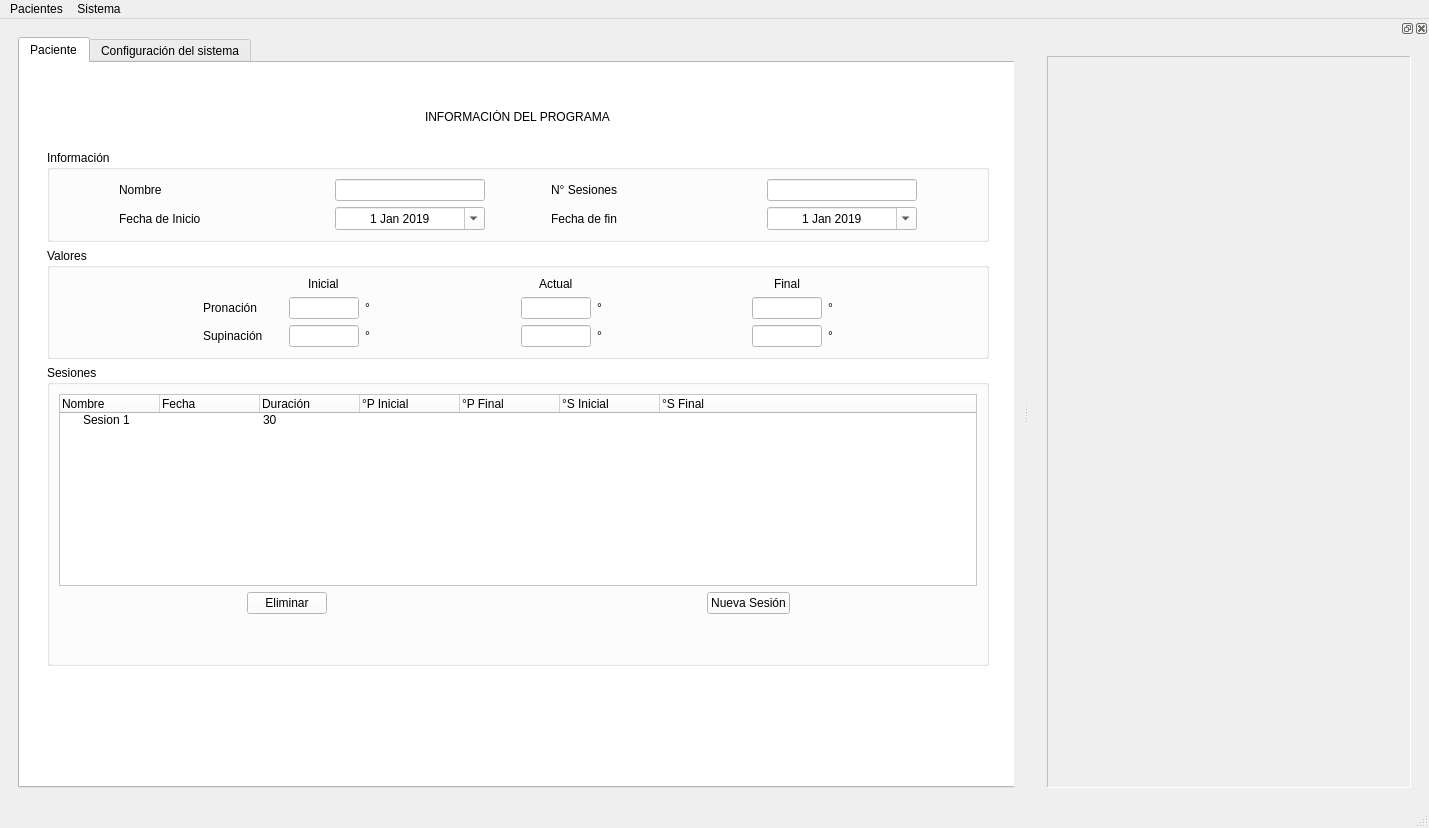
The window that interfaz.ui (dandrue/Interfaz) describes before a commit, drawn with Qt 5.
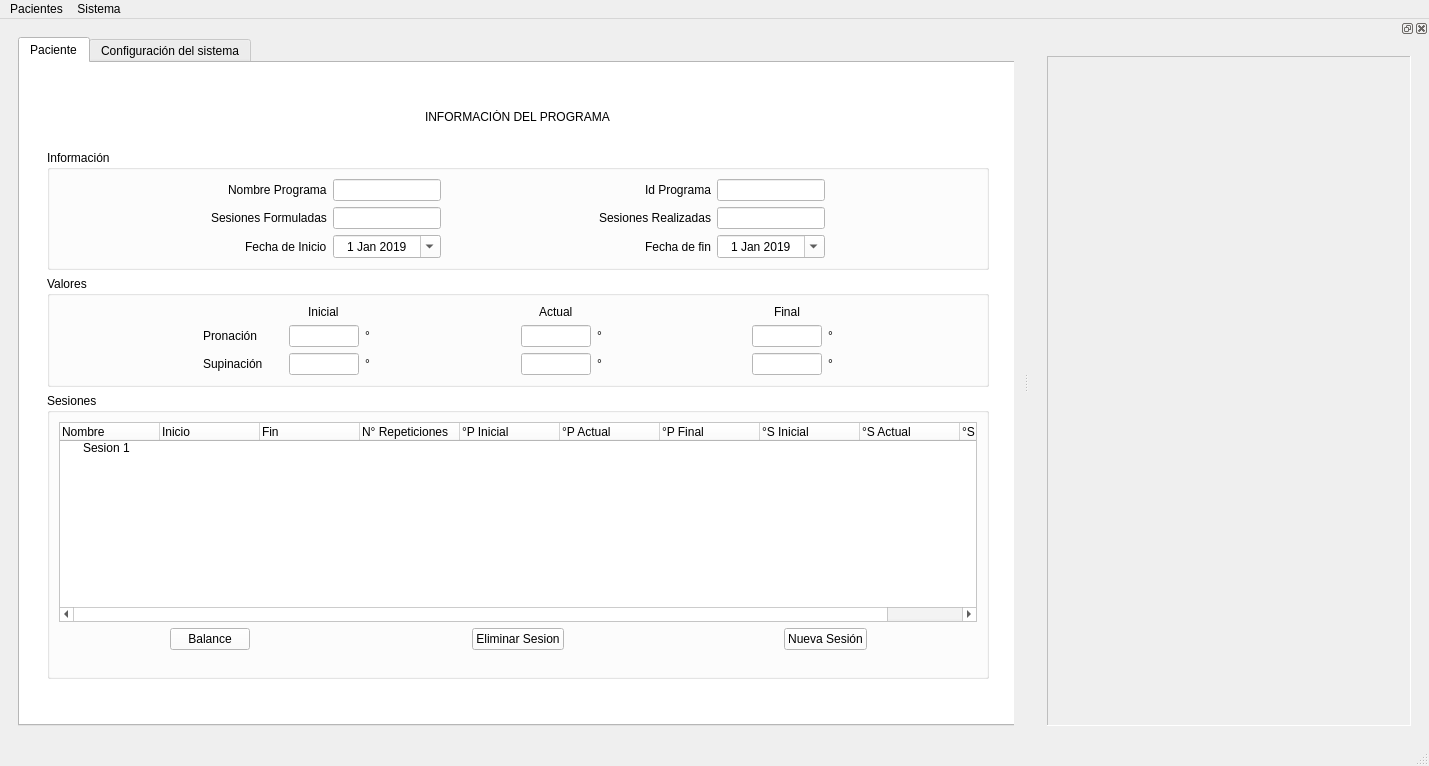
The same window after the commit. The open tabs and pages were chosen to show the change. Icons and pictures are not drawn. Custom widgets are drawn as their Qt base class.

Diff of the .ui file:
```diff
--- a/interfaz.ui
+++ b/interfaz.ui
@@ -10,7 +10,7 @@
     <x>0</x>
     <y>0</y>
     <width>1429</width>
-    <height>828</height>
+    <height>766</height>
    </rect>
   </property>
   <property name="sizePolicy">
@@ -2602,7 +2602,7 @@
                        <x>0</x>
                        <y>0</y>
                        <width>958</width>
-                       <height>689</height>
+                       <height>627</height>
                       </rect>
                      </property>
                      <layout class="QGridLayout" name="gridLayout_41">
@@ -2612,7 +2612,26 @@
                          <string>Información</string>
                         </property>
                         <layout class="QGridLayout" name="gridLayout_25">
-                         <item row="1" column="0">
+                         <item row="2" column="4" alignment="Qt::AlignRight">
+                          <widget class="QLabel" name="label_41">
+                           <property name="sizePolicy">
+                            <sizepolicy hsizetype="Fixed" vsizetype="Preferred">
+                             <horstretch>0</horstretch>
+                             <verstretch>0</verstretch>
+                            </sizepolicy>
+                           </property>
+                           <property name="maximumSize">
+                            <size>
+                             <width>150</width>
+                             <height>16777215</height>
+                            </size>
+                           </property>
+                           <property name="text">
+                            <string>Fecha de fin</string>
+                           </property>
+                          </widget>
+                         </item>
+                         <item row="2" column="1" alignment="Qt::AlignRight">
                           <widget class="QLabel" name="label_40">
                            <property name="sizePolicy">
                             <sizepolicy hsizetype="Fixed" vsizetype="Preferred">
@@ -2631,7 +2650,7 @@
                            </property>
                           </widget>
                          </item>
-                         <item row="1" column="1">
+                         <item row="2" column="2">
                           <widget class="QDateEdit" name="dateEdit_5">
                            <property name="sizePolicy">
                             <sizepolicy hsizetype="Fixed" vsizetype="Fixed">
@@ -2660,26 +2679,7 @@
                            </property>
                           </widget>
                          </item>
-                         <item row="1" column="2">
-                          <widget class="QLabel" name="label_41">
-                           <property name="sizePolicy">
-                            <sizepolicy hsizetype="Fixed" vsizetype="Preferred">
-                             <horstretch>0</horstretch>
-                             <verstretch>0</verstretch>
-                            </sizepolicy>
-                           </property>
-                           <property name="maximumSize">
-                            <size>
-                             <width>150</width>
-                             <height>16777215</height>
-                            </size>
-                           </property>
-                           <property name="text">
-                            <string>Fecha de fin</string>
-                           </property>
-                          </widget>
-                         </item>
-                         <item row="0" column="0">
+                         <item row="0" column="1" alignment="Qt::AlignRight">
                           <widget class="QLabel" name="label_42">
                            <property name="sizePolicy">
                             <sizepolicy hsizetype="Fixed" vsizetype="Preferred">
@@ -2694,59 +2694,11 @@
                             </size>
                            </property>
                            <property name="text">
-                            <string>Nombre</string>
+                            <string>Nombre Programa</string>
                            </property>
                           </widget>
                          </item>
-                         <item row="0" column="1">
-                          <widget class="QLineEdit" name="lineEdit_20">
-                           <property name="sizePolicy">
-                            <sizepolicy hsizetype="Fixed" vsizetype="Fixed">
-                             <horstretch>0</horstretch>
-                             <verstretch>0</verstretch>
-                            </sizepolicy>
-                           </property>
-                           <property name="maximumSize">
-                            <size>
-                             <width>150</width>
-                             <height>16777215</height>
-                            </size>
-                           </property>
-                           <property name="alignment">
-                            <set>Qt::AlignCenter</set>
-                           </property>
-                          </widget>
-                         </item>
-                         <item row="1" column="3">
-                          <widget class="QDateEdit" name="dateEdit_6">
-                           <property name="sizePolicy">
-                            <sizepolicy hsizetype="Fixed" vsizetype="Fixed">
-                             <horstretch>0</horstretch>
-                             <verstretch>0</verstretch>
-                            </sizepolicy>
-                           </property>
-                           <property name="maximumSize">
-                            <size>
-                             <width>150</width>
-                             <height>16777215</height>
-                            </size>
-                           </property>
-                           <property name="alignment">
-                            <set>Qt::AlignCenter</set>
-                           </property>
-                           <property name="minimumDate">
-                            <date>
-                             <year>2019</year>
-                             <month>1</month>
-                             <day>1</day>
-                            </date>
-                           </property>
-                           <property name="calendarPopup">
-                            <bool>true</bool>
-                           </property>
-                          </widget>
-                         </item>
-                         <item row="0" column="2">
+                         <item row="0" column="4" alignment="Qt::AlignRight">
                           <widget class="QLabel" name="label_43">
                            <property name="sizePolicy">
                             <sizepolicy hsizetype="Fixed" vsizetype="Preferred">
@@ -2761,11 +2713,40 @@
                             </size>
                            </property>
                            <property name="text">
-                            <string>N° Sesiones</string>
+                            <string>Id Programa</string>
                            </property>
                           </widget>
                          </item>
-                         <item row="0" column="3">
+                         <item row="2" column="5">
+                          <widget class="QDateEdit" name="dateEdit_6">
+                           <property name="sizePolicy">
+                            <sizepolicy hsizetype="Fixed" vsizetype="Fixed">
+                             <horstretch>0</horstretch>
+                             <verstretch>0</verstretch>
+                            </sizepolicy>
+                           </property>
+                           <property name="maximumSize">
+                            <size>
+                             <width>150</width>
+                             <height>16777215</height>
+                            </size>
+                           </property>
+                           <property name="alignment">
+                            <set>Qt::AlignCenter</set>
+                           </property>
+                           <property name="minimumDate">
+                            <date>
+                             <year>2019</year>
+                             <month>1</month>
+                             <day>1</day>
+                            </date>
+                           </property>
+                           <property name="calendarPopup">
+                            <bool>true</bool>
+                           </property>
+                          </widget>
+                         </item>
+                         <item row="0" column="5">
                           <widget class="QLineEdit" name="lineEdit_21">
                            <property name="sizePolicy">
                             <sizepolicy hsizetype="Fixed" vsizetype="Fixed">
@@ -2784,6 +2765,116 @@
                            </property>
                           </widget>
                          </item>
+                         <item row="0" column="2">
+                          <widget class="QLineEdit" name="lineEdit_20">
+                           <property name="sizePolicy">
+                            <sizepolicy hsizetype="Fixed" vsizetype="Fixed">
+                             <horstretch>0</horstretch>
+                             <verstretch>0</verstretch>
+                            </sizepolicy>
+                           </property>
+                           <property name="maximumSize">
+                            <size>
+                             <width>150</width>
+                             <height>16777215</height>
+                            </size>
+                           </property>
+                           <property name="alignment">
+                            <set>Qt::AlignCenter</set>
+                           </property>
+                          </widget>
+                         </item>
+                         <item row="1" column="0">
+                          <spacer name="horizontalSpacer_39">
+                           <property name="orientation">
+                            <enum>Qt::Horizontal</enum>
+                           </property>
+                           <property name="sizeHint" stdset="0">
+                            <size>
+                             <width>40</width>
+                             <height>20</height>
+                            </size>
+                           </property>
+                          </spacer>
+                         </item>
+                         <item row="1" column="1" alignment="Qt::AlignRight">
+                          <widget class="QLabel" name="label_90">
+                           <property name="text">
+                            <string>Sesiones Formuladas</string>
+                           </property>
+                          </widget>
+                         </item>
+                         <item row="1" column="4" alignment="Qt::AlignRight">
+                          <widget class="QLabel" name="label_91">
+                           <property name="text">
+                            <string>Sesiones Realizadas</string>
+                           </property>
+                          </widget>
+                         </item>
+                         <item row="1" column="5">
+                          <widget class="QLineEdit" name="lineEdit_52">
+                           <property name="sizePolicy">
+                            <sizepolicy hsizetype="Fixed" vsizetype="Fixed">
+                             <horstretch>0</horstretch>
+                             <verstretch>0</verstretch>
+                            </sizepolicy>
+                           </property>
+                           <property name="maximumSize">
+                            <size>
+                             <width>150</width>
+                             <height>16777215</height>
+                            </size>
+                           </property>
+                           <property name="alignment">
+                            <set>Qt::AlignCenter</set>
+                           </property>
+                          </widget>
+                         </item>
+                         <item row="1" column="2">
+                          <widget class="QLineEdit" name="lineEdit_51">
+                           <property name="sizePolicy">
+                            <sizepolicy hsizetype="Fixed" vsizetype="Fixed">
+                             <horstretch>0</horstretch>
+                             <verstretch>0</verstretch>
+                            </sizepolicy>
+                           </property>
+                           <property name="maximumSize">
+                            <size>
+                             <width>150</width>
+                             <height>16777215</height>
+                            </size>
+                           </property>
+                           <property name="alignment">
+                            <set>Qt::AlignCenter</set>
+                           </property>
+                          </widget>
+                         </item>
+                         <item row="1" column="6">
+                          <spacer name="horizontalSpacer_38">
+                           <property name="orientation">
+                            <enum>Qt::Horizontal</enum>
+                           </property>
+                           <property name="sizeHint" stdset="0">
+                            <size>
+                             <width>40</width>
+                             <height>20</height>
+                            </size>
+                           </property>
+                          </spacer>
+                         </item>
+                         <item row="1" column="3">
+                          <spacer name="horizontalSpacer_40">
+                           <property name="orientation">
+                            <enum>Qt::Horizontal</enum>
+                           </property>
+                           <property name="sizeHint" stdset="0">
+                            <size>
+                             <width>40</width>
+                             <height>20</height>
+                            </size>
+                           </property>
+                          </spacer>
+                         </item>
                         </layout>
                        </widget>
                       </item>
@@ -3112,22 +3203,23 @@
                          <string>Sesiones</string>
                         </property>
                         <layout class="QGridLayout" name="gridLayout_27">
-                         <item row="1" column="0" alignment="Qt::AlignHCenter">
-                          <widget class="QPushButton" name="pushButton_24">
-                           <property name="text">
-                            <string>Eliminar</string>
-                           </property>
-                          </widget>
-                         </item>
-                         <item row="1" column="1" alignment="Qt::AlignHCenter">
-                          <widget class="QPushButton" name="pushButton_23">
-                           <property name="text">
-                            <string>Nueva Sesión</string>
-                           </property>
-                          </widget>
-                         </item>
-                         <item row="0" column="0" colspan="2">
+                         <item row="0" column="1" rowspan="5" colspan="3">
                           <widget class="QTreeWidget" name="treeWidget_3">
+                           <property name="minimumSize">
+                            <size>
+                             <width>0</width>
+                             <height>200</height>
+                            </size>
+                           </property>
+                           <property name="maximumSize">
+                            <size>
+                             <width>1200</width>
+                             <height>600</height>
+                            </size>
+                           </property>
+                           <property name="sizeAdjustPolicy">
+                            <enum>QAbstractScrollArea::AdjustToContents</enum>
+                           </property>
                            <column>
                             <property name="text">
                              <string notr="true">Nombre</string>
@@ -3135,12 +3227,17 @@
                            </column>
                            <column>
                             <property name="text">
-                             <string>Fecha</string>
+                             <string>Inicio</string>
                             </property>
                            </column>
                            <column>
                             <property name="text">
-                             <string>Duración</string>
+                             <string>Fin</string>
+                            </property>
+                           </column>
+                           <column>
+                            <property name="text">
+                             <string>N° Repeticiones</string>
                             </property>
                            </column>
                            <column>
@@ -3148,6 +3245,11 @@
                              <string>°P Inicial</string>
                             </property>
                            </column>
+                           <column>
+                            <property name="text">
+                             <string>°P Actual</string>
+                            </property>
+                           </column>
                            <column>
                             <property name="text">
                              <string>°P Final</string>
@@ -3158,6 +3260,11 @@
                              <string>°S Inicial</string>
                             </property>
                            </column>
+                           <column>
+                            <property name="text">
+                             <string>°S Actual</string>
+                            </property>
+                           </column>
                            <column>
                             <property name="text">
                              <string>°S Final</string>
@@ -3167,28 +3274,17 @@
                             <property name="text">
                              <string>Sesion 1</string>
                             </property>
-                            <property name="text">
-                             <string/>
-                            </property>
-                            <property name="text">
-                             <string>30</string>
-                            </property>
-                            <property name="text">
-                             <string/>
-                            </property>
-                            <property name="text">
-                             <string/>
-                            </property>
-                            <property name="text">
-                             <string/>
-                            </property>
-                            <property name="text">
-                             <string/>
-                            </property>
                            </item>
                           </widget>
                          </item>
-                         <item row="2" column="0">
+                         <item row="5" column="3" alignment="Qt::AlignHCenter">
+                          <widget class="QPushButton" name="pushButton_23">
+                           <property name="text">
+                            <string>Nueva Sesión</string>
+                           </property>
+                          </widget>
+                         </item>
+                         <item row="6" column="1">
                           <spacer name="verticalSpacer_21">
                            <property name="orientation">
                             <enum>Qt::Vertical</enum>
@@ -3201,6 +3297,20 @@
                            </property>
                           </spacer>
                          </item>
+                         <item row="5" column="2" alignment="Qt::AlignHCenter">
+                          <widget class="QPushButton" name="pushButton_24">
+                           <property name="text">
+                            <string>Eliminar Sesion</string>
+                           </property>
+                          </widget>
+                         </item>
+                         <item row="5" column="1" alignment="Qt::AlignHCenter">
+                          <widget class="QPushButton" name="pushButton_33">
+                           <property name="text">
+                            <string>Balance</string>
+                           </property>
+                          </widget>
+                         </item>
                         </layout>
                        </widget>
                       </item>
```
Left out of the diff: 365 changed lines with no effect on the pictures.
